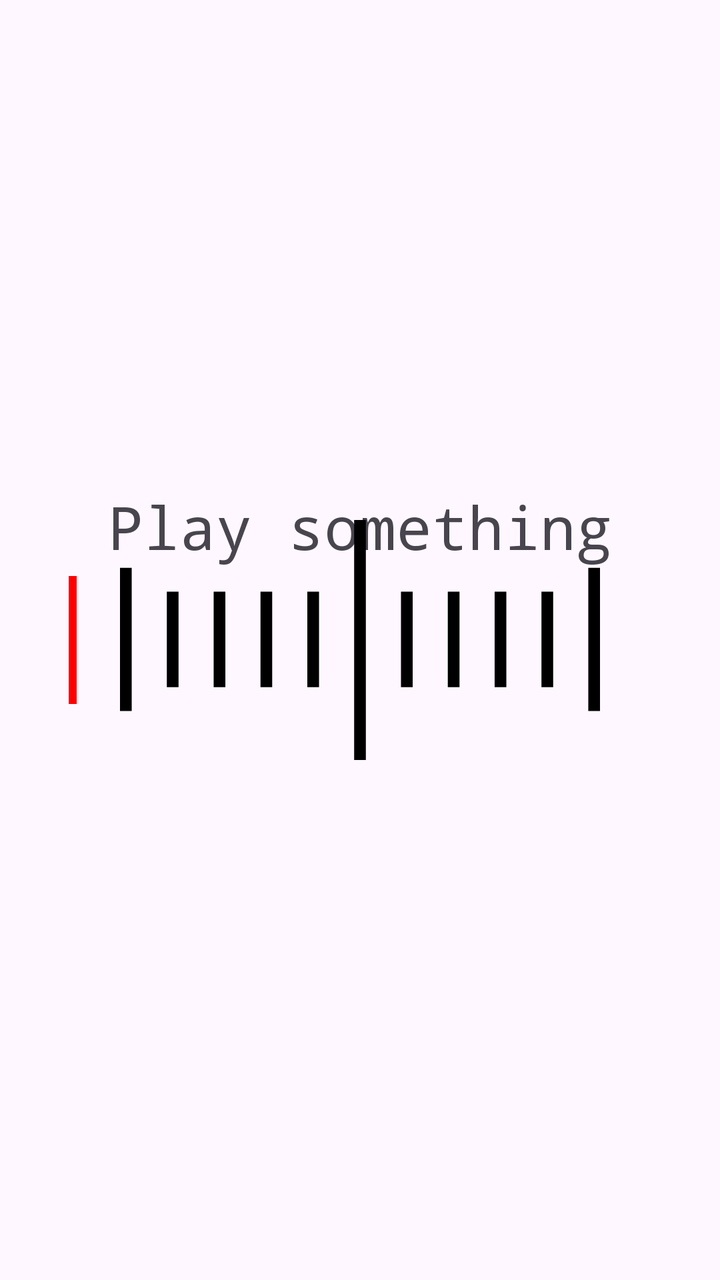
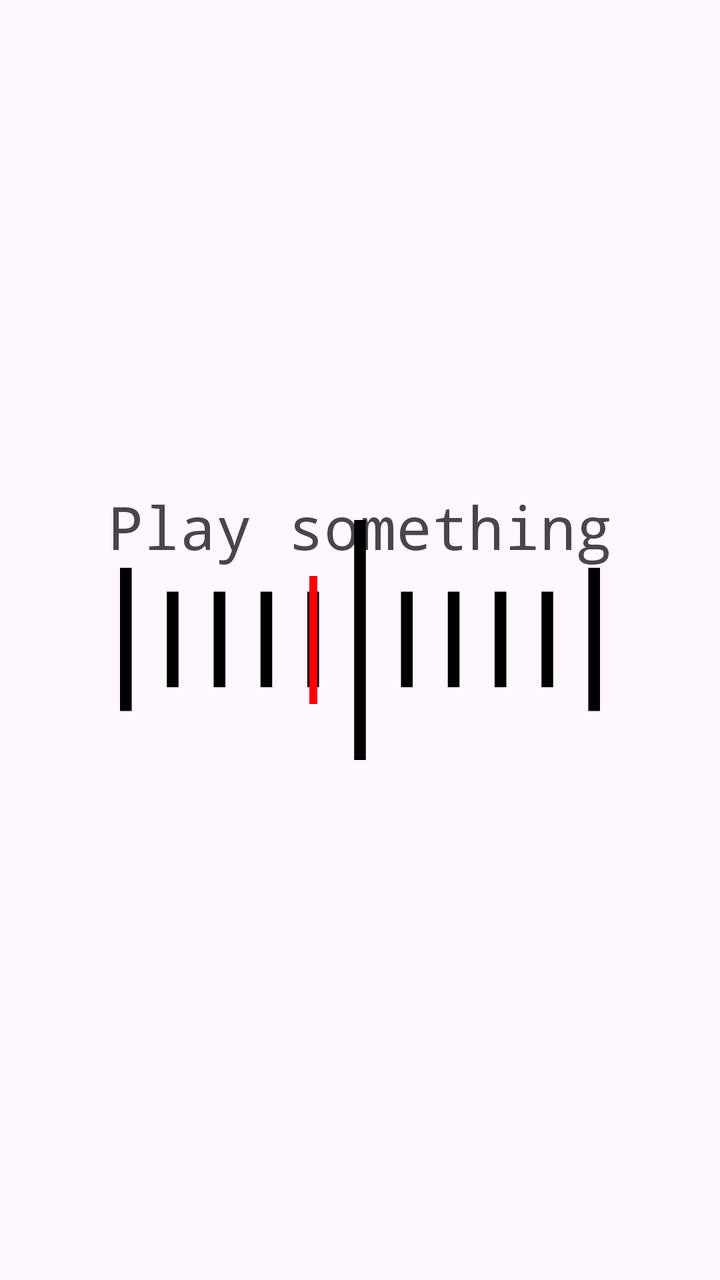

Two renders of the same Android screen: before a commit and after it. Below are the layout's source before the change and the commit's diff.
<!-- AndroidManifest.xml: application theme Theme.AuroraTuner -->
<!-- res/layout/fragment_tuner.xml -->
<?xml version="1.0" encoding="utf-8"?>
<androidx.constraintlayout.widget.ConstraintLayout xmlns:android="http://schemas.android.com/apk/res/android"
    xmlns:app="http://schemas.android.com/apk/res-auto"
    xmlns:tools="http://schemas.android.com/tools"
    android:id="@+id/tuner_constraint_layout"
    android:layout_width="match_parent"
    android:layout_height="match_parent"
    tools:context=".TunerFragment">

    

    <TextView
        android:id="@+id/note_text"
        android:layout_width="wrap_content"
        android:layout_height="wrap_content"
        android:layout_marginTop="243dp"
        android:fontFamily="monospace"
        android:maxLines="1"
        android:text="@string/note_text_placeholder"
        android:textAlignment="center"
        android:textSize="30sp"
        app:layout_constraintEnd_toEndOf="parent"
        app:layout_constraintStart_toStartOf="parent"
        app:layout_constraintTop_toTopOf="parent" />

    <TextView
        android:id="@+id/delta_text"
        android:layout_width="wrap_content"
        android:layout_height="wrap_content"
        android:fontFamily="monospace"
        android:textAlignment="center"
        android:textSize="30sp"
        app:layout_constraintBottom_toBottomOf="parent"
        app:layout_constraintEnd_toEndOf="parent"
        app:layout_constraintHorizontal_bias="0.498"
        app:layout_constraintStart_toStartOf="parent"
        app:layout_constraintTop_toTopOf="parent"
        app:layout_constraintVertical_bias="0.649" />

    <ImageView
        android:id="@+id/measure"
        android:layout_width="300dp"
        android:layout_height="120dp"
        android:contentDescription="@string/measure_description"
        android:src="@drawable/measure"
        app:layout_constraintBottom_toBottomOf="parent"
        app:layout_constraintEnd_toEndOf="parent"
        app:layout_constraintStart_toStartOf="parent"
        app:layout_constraintTop_toTopOf="parent" />

    <ImageView
        android:id="@+id/measure_line"
        android:layout_width="4dp"
        android:layout_height="120dp"
        android:contentDescription="@string/measure_line_description"
        android:src="@drawable/measure_line"
        app:layout_constraintBottom_toBottomOf="parent"
        app:layout_constraintEnd_toEndOf="@+id/measure"
        app:layout_constraintHorizontal_bias="0.015"
        app:layout_constraintStart_toStartOf="@+id/measure"
        app:layout_constraintTop_toTopOf="parent" />

</androidx.constraintlayout.widget.ConstraintLayout>
<!-- resources referenced by this layout -->
<resources>
  <!-- drawable measure (drawable) -->
  <vector xmlns:android="http://schemas.android.com/apk/res/android"
      android:width="200dp"
      android:height="100dp"
      android:viewportWidth="410"
      android:viewportHeight="201">
      <path
          android:fillColor="@color/measureColor"
          android:name="Rectangle 1"
          android:pathData="m200 0h10v201h-10v-201z" />
      <path
          android:fillColor="@color/measureColor"
          android:name="Rectangle 2"
          android:pathData="m240 60h10v80h-10v-80z" />
      <path
          android:fillColor="@color/measureColor"
          android:name="Rectangle 3"
          android:pathData="m280 60h10v80h-10v-80z" />
      <path
          android:fillColor="@color/measureColor"
          android:name="Rectangle 4"
          android:pathData="m320 60h10v80h-10v-80z" />
      <path
          android:fillColor="@color/measureColor"
          android:name="Rectangle 5"
          android:pathData="m360 60h10v80h-10v-80z" />
      <path
          android:fillColor="@color/measureColor"
          android:name="Rectangle 6"
          android:pathData="m400 40h10v120h-10v-120z" />
      <path
          android:fillColor="@color/measureColor"
          android:name="Rectangle 7"
          android:pathData="m160 60h10v80h-10v-80z" />
      <path
          android:fillColor="@color/measureColor"
          android:name="Rectangle 8"
          android:pathData="m40 60h10v80h-10v-80z" />
      <path
          android:fillColor="@color/measureColor"
          android:name="Rectangle 9"
          android:pathData="m80 60h10v80h-10v-80z" />
      <path
          android:fillColor="@color/measureColor"
          android:name="Rectangle 10"
          android:pathData="m120 60h10v80h-10v-80z" />
      <path
          android:fillColor="@color/measureColor"
          android:name="Rectangle 11"
          android:pathData="m0 40h10v120h-10v-120z" />
  </vector>
  <!-- drawable measure_line (drawable) -->
  <vector xmlns:android="http://schemas.android.com/apk/res/android"
      android:width="5dp"
      android:height="80dp"
      android:viewportWidth="5"
      android:viewportHeight="80">
      <path
          android:fillColor="@color/measureLineColorDefault"
          android:name="Rectangle 1"
          android:pathData="m0 0h5v80h-5v-80z" />
  </vector>
  <string name="measure_description">musical note measure</string>
  <string name="measure_line_description">current deviation from note</string>
  <string name="note_text_placeholder">Play something</string>
  <style name="Theme.AuroraTuner" parent="Base.Theme.AuroraTuner" />
  <color name="measureColor">@color/black</color>
  <color name="measureLineColorDefault">#FF0000</color>
  <style name="Base.Theme.AuroraTuner" parent="Theme.Material3.DayNight.NoActionBar">
          
          
          <item name="android:navigationBarColor">@color/white</item>
          <item name="colorPrimaryDark">@color/white</item>
      </style>
  <color name="black">#FF000000</color>
  <color name="white">#FFFFFFFF</color>
</resources>

<!-- the commit's change to res/layout/fragment_tuner.xml (unified diff, before → after) -->
@@ -56,7 +56,7 @@
         android:src="@drawable/measure_line"
         app:layout_constraintBottom_toBottomOf="parent"
         app:layout_constraintEnd_toEndOf="@+id/measure"
-        app:layout_constraintHorizontal_bias="0.015"
+        app:layout_constraintHorizontal_bias="0.421"
         app:layout_constraintStart_toStartOf="@+id/measure"
         app:layout_constraintTop_toTopOf="parent" />
 
